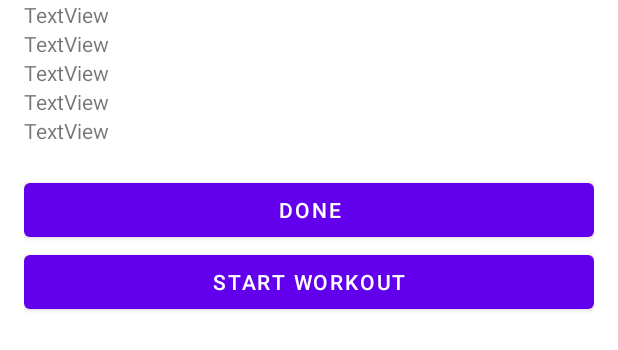
After one commit to ermoter/HealthHawk, an Android app: the layout activity_display_workout_info.xml on its own in the app's theme, with its tools: preview values and no code run, on a phone screen of 412 x 824 dp. The commit adds this screen. Shown: the top 350 px of the screen. Run offline under Robolectric (Android 15) with nearby library versions, the phone set to English and light mode, and no system bars.

```diff
--- /dev/null
+++ b/app/src/main/res/layout/activity_display_workout_info.xml
@@ -0,0 +1,53 @@
+<?xml version="1.0" encoding="utf-8"?>
+<LinearLayout xmlns:android="http://schemas.android.com/apk/res/android"
+    android:layout_width="match_parent"
+    android:layout_height="match_parent"
+    android:paddingLeft="16dp"
+    android:paddingRight="16dp"
+    android:orientation="vertical" >
+
+    <TextView
+        android:id="@+id/textView_workoutname"
+        android:layout_width="match_parent"
+        android:layout_height="wrap_content"
+        android:text="TextView" />
+
+    <TextView
+        android:id="@+id/textView_sets"
+        android:layout_width="match_parent"
+        android:layout_height="wrap_content"
+        android:text="TextView" />
+
+    <TextView
+        android:id="@+id/textView_exerciseTime"
+        android:layout_width="match_parent"
+        android:layout_height="wrap_content"
+        android:text="TextView" />
+    <TextView
+        android:id="@+id/textView_coolDown_exercise"
+        android:layout_width="match_parent"
+        android:layout_height="wrap_content"
+        android:text="TextView" />
+    <TextView
+        android:id="@+id/textView_coolDownSets"
+        android:layout_width="match_parent"
+        android:layout_height="wrap_content"
+        android:text="TextView" />
+    <TextView
+        android:id="@+id/textView_exercises"
+        android:layout_width="match_parent"
+        android:layout_height="wrap_content"
+        android:text="" />
+
+    <Button
+        android:id="@+id/ok_button"
+        android:layout_width="match_parent"
+        android:layout_height="wrap_content"
+        android:text="Done"></Button>
+
+    <Button
+        android:id="@+id/start_button"
+        android:layout_width="match_parent"
+        android:layout_height="wrap_content"
+        android:text="Start Workout"></Button>
+</LinearLayout>
--- a/app/src/main/res/layout/workout_items.xml
+++ b/app/src/main/res/layout/workout_items.xml
@@ -8,9 +8,9 @@
         android:id="@+id/button_workout_items"
         android:layout_width="match_parent"
         android:layout_height="wrap_content"
-        android:backgroundTint="@color/white"
-        android:textColor="@color/black"
-        android:text="hello">
+        android:text="hello"
+        android:clickable="true"
+        android:background="?attr/selectableItemBackground">
     </TextView>
 
 
```
Also changed, not shown: app/src/main/AndroidManifest.xml (+8 -1 lines), app/src/main/java/com/example/healthhawk/AddWorkout.java (+17 -16 lines), app/src/main/java/com/example/healthhawk/DatabaseHelper.java (added, +46 -0 lines), app/src/main/java/com/example/healthhawk/DisplayWorkoutInfo.java (added, +80 -0 lines), app/src/main/java/com/example/healthhawk/Workouts.java (+186 -0 lines), app/src/main/java/com/example/healthhawk/WorkoutsAdapter.java (added, +76 -0 lines), app/src/main/res/layout/activity_add_workout.xml (+6 -5 lines), app/src/main/res/values/strings.xml (+5 -3 lines).
